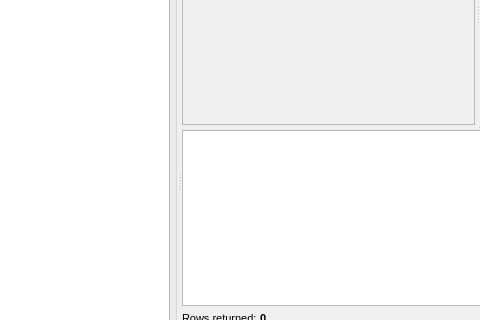
First picture: the form in libpgmodeler_ui/ui/sqltoolwidget.ui, repository pgmodeler/pgmodeler, before the edit; both pictures show x 190 to 670 and y 135 to 455 of the 983 by 631 pixel window.
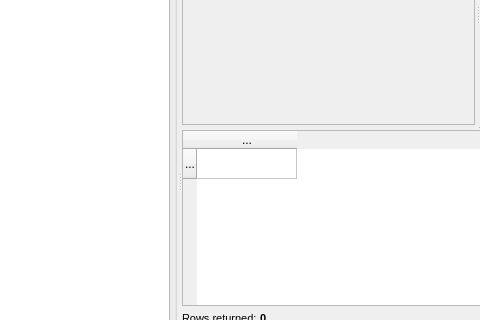
Second picture: the form after the edit. Icons and pictures are not drawn.

Commit message:
Minor fix on ResultSet class to identify bytea columns.
Minor change on SQL tool to ommit binary data values.

What changed in the file:
```diff
--- a/libpgmodeler_ui/ui/sqltoolwidget.ui
+++ b/libpgmodeler_ui/ui/sqltoolwidget.ui
@@ -887,7 +887,7 @@
               <bool>false</bool>
              </attribute>
              <attribute name="verticalHeaderVisible">
-              <bool>false</bool>
+              <bool>true</bool>
              </attribute>
              <attribute name="verticalHeaderMinimumSectionSize">
               <number>20</number>
@@ -895,6 +895,16 @@
              <attribute name="verticalHeaderStretchLastSection">
               <bool>false</bool>
              </attribute>
+             <row>
+              <property name="text">
+               <string>...</string>
+              </property>
+             </row>
+             <column>
+              <property name="text">
+               <string>...</string>
+              </property>
+             </column>
             </widget>
            </item>
            <item row="1" column="0">
```
The commit also changes 6 other files.
